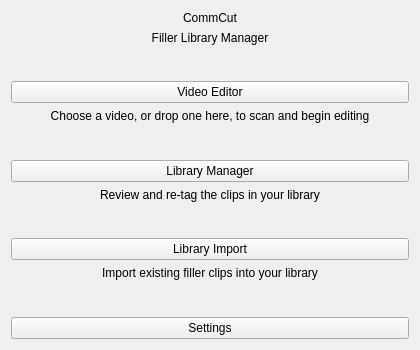
Above: mainwindow.ui from trafficman/commcut before the change. Below: the same form after it.
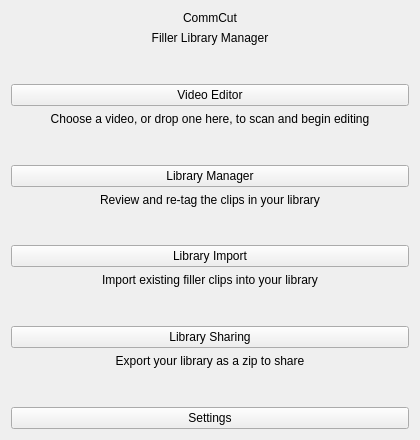
That is the form after the change.

Commit message: #52, initial implementation of library sharing

What changed in the file:
```diff
--- a/mainwindow.ui
+++ b/mainwindow.ui
@@ -7,13 +7,13 @@
     <x>0</x>
     <y>0</y>
     <width>420</width>
-    <height>350</height>
+    <height>440</height>
    </rect>
   </property>
   <property name="minimumSize">
    <size>
     <width>420</width>
-    <height>300</height>
+    <height>360</height>
    </size>
   </property>
   <property name="windowTitle">
@@ -161,6 +161,46 @@
      </item>
     </layout>
    </item>
+   <item>
+    <spacer name="verticalSpacer_5">
+     <property name="orientation">
+      <enum>Qt::Orientation::Vertical</enum>
+     </property>
+     <property name="sizeHint" stdset="0">
+      <size>
+       <width>20</width>
+       <height>40</height>
+      </size>
+     </property>
+    </spacer>
+   </item>
+   <item>
+    <layout class="QVBoxLayout" name="verticalLayout_6">
+     <item>
+      <widget class="QPushButton" name="shareButton">
+       <property name="toolTip">
+        <string>Share the library, or a filtered part of it, as a zip a recipient drops into their import folder.</string>
+       </property>
+       <property name="text">
+        <string>Library Sharing</string>
+       </property>
+      </widget>
+     </item>
+     <item>
+      <widget class="QLabel" name="labelShareHint">
+       <property name="text">
+        <string>Export your library as a zip to share</string>
+       </property>
+       <property name="alignment">
+        <set>Qt::AlignmentFlag::AlignCenter</set>
+       </property>
+       <property name="wordWrap">
+        <bool>true</bool>
+       </property>
+      </widget>
+     </item>
+    </layout>
+   </item>
    <item>
     <spacer name="verticalSpacer_4">
      <property name="orientation">
```
The commit also changes 21 other files.
